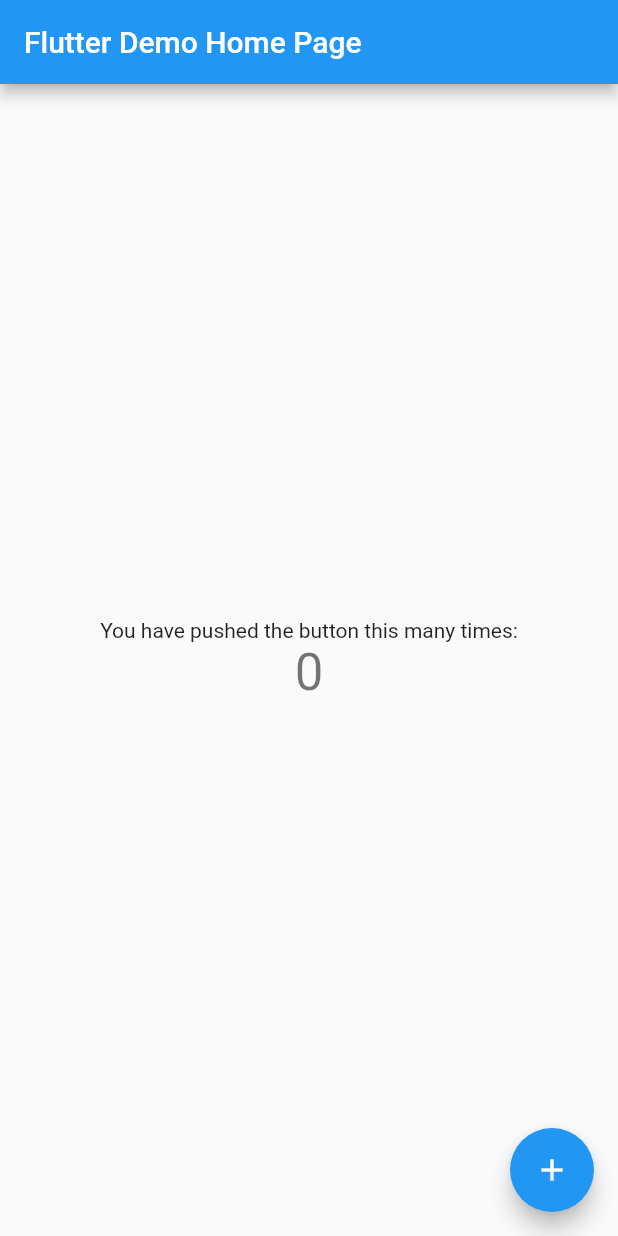
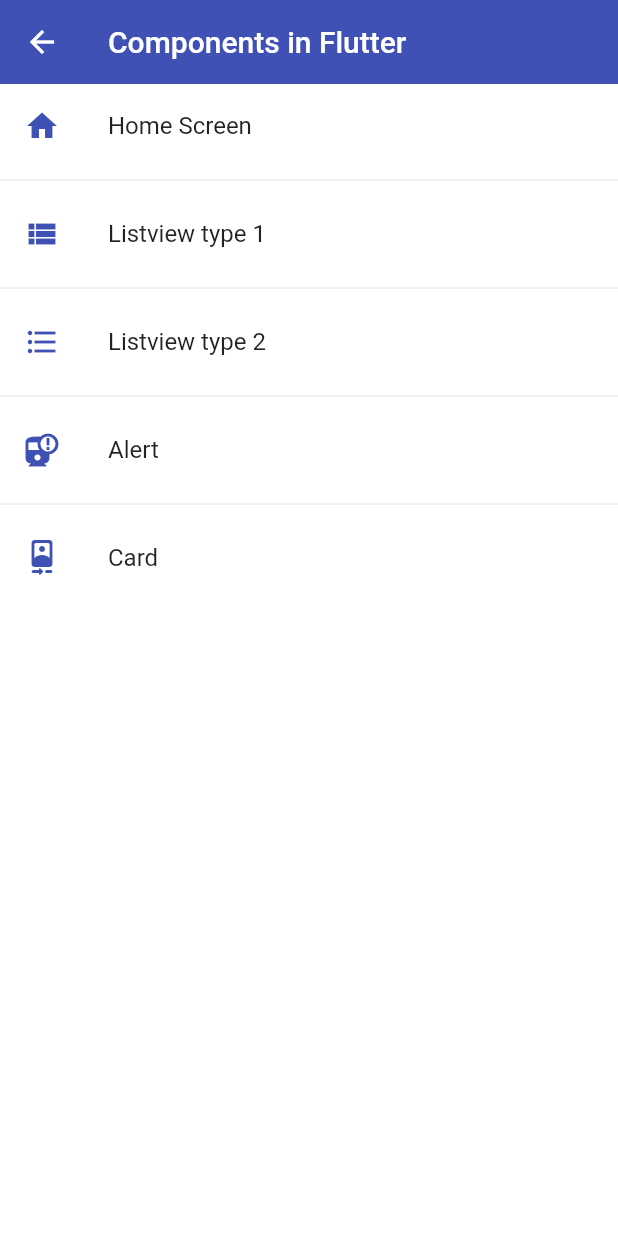
Before and after one commit to Adrizen/flutter-components, a Flutter app: the screen it shows after launch, on a phone screen of 412 x 824 dp. Run offline on Flutter 3.47's test engine with Material 2 defaults, Android fonts, the phone set to English and light mode, and no system bars.

Commit message:
menu, listviews, cards and alert.

```diff
--- a/lib/main.dart
+++ b/lib/main.dart
@@ -1,115 +1,20 @@
-import 'package:flutter/material.dart';
+import 'package:fl_components/router/app_routes.dart'; // Routes.
+import 'package:fl_components/theme/app_theme.dart';
+import 'package:flutter/material.dart'; // Material Theme.
 
-void main() {
-  runApp(const MyApp());
-}
+void main() => runApp(const MyApp());
 
 class MyApp extends StatelessWidget {
   const MyApp({Key? key}) : super(key: key);
 
-  // This widget is the root of your application.
   @override
   Widget build(BuildContext context) {
     return MaterialApp(
-      title: 'Flutter Demo',
-      theme: ThemeData(
-        // This is the theme of your application.
-        //
-        // Try running your application with "flutter run". You'll see the
-        // application has a blue toolbar. Then, without quitting the app, try
-        // changing the primarySwatch below to Colors.green and then invoke
-        // "hot reload" (press "r" in the console where you ran "flutter run",
-        // or simply save your changes to "hot reload" in a Flutter IDE).
-        // Notice that the counter didn't reset back to zero; the application
-        // is not restarted.
-        primarySwatch: Colors.blue,
-      ),
-      home: const MyHomePage(title: 'Flutter Demo Home Page'),
-    );
+        debugShowCheckedModeBanner: false,
+        title: 'Material App',
+        initialRoute: AppRoutes.initialRoute,
+        routes: AppRoutes.getAppRoutes(),
+        onGenerateRoute: AppRoutes.onGenerateRoute,
+        theme: AppTheme.lightTheme);
   }
 }
-
-class MyHomePage extends StatefulWidget {
-  const MyHomePage({Key? key, required this.title}) : super(key: key);
-
-  // This widget is the home page of your application. It is stateful, meaning
-  // that it has a State object (defined below) that contains fields that affect
-  // how it looks.
-
-  // This class is the configuration for the state. It holds the values (in this
-  // case the title) provided by the parent (in this case the App widget) and
-  // used by the build method of the State. Fields in a Widget subclass are
-  // always marked "final".
-
-  final String title;
-
-  @override
-  State<MyHomePage> createState() => _MyHomePageState();
-}
-
-class _MyHomePageState extends State<MyHomePage> {
-  int _counter = 0;
-
-  void _incrementCounter() {
-    setState(() {
-      // This call to setState tells the Flutter framework that something has
-      // changed in this State, which causes it to rerun the build method below
-      // so that the display can reflect the updated values. If we changed
-      // _counter without calling setState(), then the build method would not be
-      // called again, and so nothing would appear to happen.
-      _counter++;
-    });
-  }
-
-  @override
-  Widget build(BuildContext context) {
-    // This method is rerun every time setState is called, for instance as done
-    // by the _incrementCounter method above.
-    //
-    // The Flutter framework has been optimized to make rerunning build methods
-    // fast, so that you can just rebuild anything that needs updating rather
-    // than having to individually change instances of widgets.
-    return Scaffold(
-      appBar: AppBar(
-        // Here we take the value from the MyHomePage object that was created by
-        // the App.build method, and use it to set our appbar title.
-        title: Text(widget.title),
-      ),
-      body: Center(
-        // Center is a layout widget. It takes a single child and positions it
-        // in the middle of the parent.
-        child: Column(
-          // Column is also a layout widget. It takes a list of children and
-          // arranges them vertically. By default, it sizes itself to fit its
-          // children horizontally, and tries to be as tall as its parent.
-          //
-          // Invoke "debug painting" (press "p" in the console, choose the
-          // "Toggle Debug Paint" action from the Flutter Inspector in Android
-          // Studio, or the "Toggle Debug Paint" command in Visual Studio Code)
-          // to see the wireframe for each widget.
-          //
-          // Column has various properties to control how it sizes itself and
-          // how it positions its children. Here we use mainAxisAlignment to
-          // center the children vertically; the main axis here is the vertical
-          // axis because Columns are vertical (the cross axis would be
-          // horizontal).
-          mainAxisAlignment: MainAxisAlignment.center,
-          children: <Widget>[
-            const Text(
-              'You have pushed the button this many times:',
-            ),
-            Text(
-              '$_counter',
-              style: Theme.of(context).textTheme.headline4,
-            ),
-          ],
-        ),
-      ),
-      floatingActionButton: FloatingActionButton(
-        onPressed: _incrementCounter,
-        tooltip: 'Increment',
-        child: const Icon(Icons.add),
-      ), // This trailing comma makes auto-formatting nicer for build methods.
-    );
-  }
-}
--- /dev/null
+++ b/lib/models/menu_option.dart
@@ -0,0 +1,14 @@
+import 'package:flutter/material.dart' show IconData, Widget;
+
+class MenuOption {
+  final String route;
+  final IconData icon;
+  final String name;
+  final Widget screen;
+
+  MenuOption(
+      {required this.route,
+      required this.icon,
+      required this.name,
+      required this.screen});
+}
--- /dev/null
+++ b/lib/models/models.dart
@@ -0,0 +1 @@
+import 'package:fl_components/models/menu_option.dart';
--- /dev/null
+++ b/lib/router/app_routes.dart
@@ -0,0 +1,59 @@
+import 'package:fl_components/models/menu_option.dart';
+import 'package:flutter/material.dart';
+import 'package:fl_components/screens/screens.dart';
+
+class AppRoutes {
+  static const initialRoute = '/home';
+
+  static Map<String, Widget Function(BuildContext)> getAppRoutes() {
+    Map<String, Widget Function(BuildContext)> appRoutes = {};
+
+    for (final option in menuOptions) {
+      appRoutes.addAll({
+        option.route: (BuildContext context) => option.screen,
+      });
+    }
+    return appRoutes;
+  }
+
+  static final menuOptions = <MenuOption>[
+    // TODO: Delete home.
+    MenuOption(
+        route: '/home',
+        name: 'Home Screen',
+        screen: const HomeScreen(),
+        icon: Icons.home),
+    MenuOption(
+        route: '/listview1',
+        name: 'Listview type 1',
+        screen: const Listview1Screen(),
+        icon: Icons.view_list),
+    MenuOption(
+        route: '/listview2',
+        name: 'Listview type 2',
+        screen: const Listview2Screen(),
+        icon: Icons.format_list_bulleted_outlined),
+    MenuOption(
+        route: '/alert',
+        name: 'Alert',
+        screen: const AlertScreen(),
+        icon: Icons.railway_alert),
+    MenuOption(
+        route: '/card',
+        name: 'Card',
+        screen: const CardScreen(),
+        icon: Icons.camera_front_rounded)
+  ];
+
+  // static Map<String, Widget Function(BuildContext)> routes = {
+  //  '/home': (BuildContext context) => const HomeScreen(),
+  //  '/listview1': (BuildContext context) => const Listview1Screen(),
+  //  '/listview2': (BuildContext context) => const Listview2Screen(),
+  //  '/alert': (BuildContext context) => const AlertScreen(),
+  //  '/card': (BuildContext context) => const CardScreen()
+  // };
+
+  static Route<dynamic>? Function(RouteSettings)? onGenerateRoute = (settings) {
+    return MaterialPageRoute(builder: (context) => const AlertScreen());
+  };
+}
--- /dev/null
+++ b/lib/screens/alert_screen.dart
@@ -0,0 +1,17 @@
+import 'package:flutter/material.dart';
+
+class AlertScreen extends StatelessWidget {
+  const AlertScreen({Key? key}) : super(key: key);
+
+  @override
+  Widget build(BuildContext context) {
+    return Scaffold(
+      appBar: AppBar(
+        title: const Text('Alert screen'),
+      ),
+      body: const Center(
+        child: Text('Screen not found'),
+      ),
+    );
+  }
+}
--- /dev/null
+++ b/lib/screens/home_screen.dart
@@ -0,0 +1,33 @@
+import 'package:fl_components/router/app_routes.dart';
+import 'package:fl_components/theme/app_theme.dart';
+import 'package:flutter/material.dart';
+
+class HomeScreen extends StatelessWidget {
+  const HomeScreen({Key? key}) : super(key: key);
+
+  @override
+  Widget build(BuildContext context) {
+    return Scaffold(
+        appBar: AppBar(
+          title: const Text('Components in Flutter'),
+        ),
+        body: ListView.separated(
+            itemBuilder: (context, index) => ListTile(
+                  leading: Icon(
+                    AppRoutes.menuOptions[index].icon,
+                    color: AppTheme.primaryColor,
+                  ),
+                  title: Text(AppRoutes.menuOptions[index].name),
+                  onTap: () {
+                    //final route = MaterialPageRoute(
+                    //   builder: (context) => Listview1Screen());
+                    //Navigator.push(context, route);
+
+                    Navigator.pushNamed(
+                        context, AppRoutes.menuOptions[index].route);
+                  },
+                ),
+            separatorBuilder: (_, __) => const Divider(),
+            itemCount: AppRoutes.getAppRoutes().length));
+  }
+}
--- /dev/null
+++ b/lib/screens/screens.dart
@@ -0,0 +1,6 @@
+// This is a barrel.
+export 'package:fl_components/screens/home_screen.dart';
+export 'package:fl_components/screens/alert_screen.dart';
+export 'package:fl_components/screens/card_screen.dart';
+export 'package:fl_components/screens/listview1_screen.dart';
+export 'package:fl_components/screens/listview2_screen.dart';
--- /dev/null
+++ b/lib/theme/app_theme.dart
@@ -0,0 +1,24 @@
+import 'package:flutter/material.dart';
+
+class AppTheme {
+  static const Color primaryColor = Colors.indigo;
+
+  static final ThemeData lightTheme = ThemeData.light().copyWith(
+      // Primary app color.
+      primaryColor: primaryColor,
+
+      // Appbar theme.
+      scaffoldBackgroundColor: Colors.white,
+      appBarTheme: const AppBarTheme(color: primaryColor, elevation: 0),
+
+      // Text button theme.
+      textButtonTheme: TextButtonThemeData(
+          style: TextButton.styleFrom(primary: primaryColor)));
+
+  static const Color secondaryColor = Colors.deepOrangeAccent;
+
+  static final ThemeData darkTheme = ThemeData.dark().copyWith(
+      primaryColor: secondaryColor,
+      scaffoldBackgroundColor: Colors.black,
+      appBarTheme: const AppBarTheme(color: secondaryColor, elevation: 0));
+}
--- /dev/null
+++ b/lib/widgets/widgets.dart
@@ -0,0 +1 @@
+export 'package:fl_components/widgets/custom_card_type_1.dart';
```
Also changed, not shown: lib/screens/card_screen.dart (added, +22 -0 lines), lib/screens/listview1_screen.dart (added, +31 -0 lines), lib/screens/listview2_screen.dart (added, +32 -0 lines), lib/widgets/custom_card_type_1.dart (added, +37 -0 lines).
